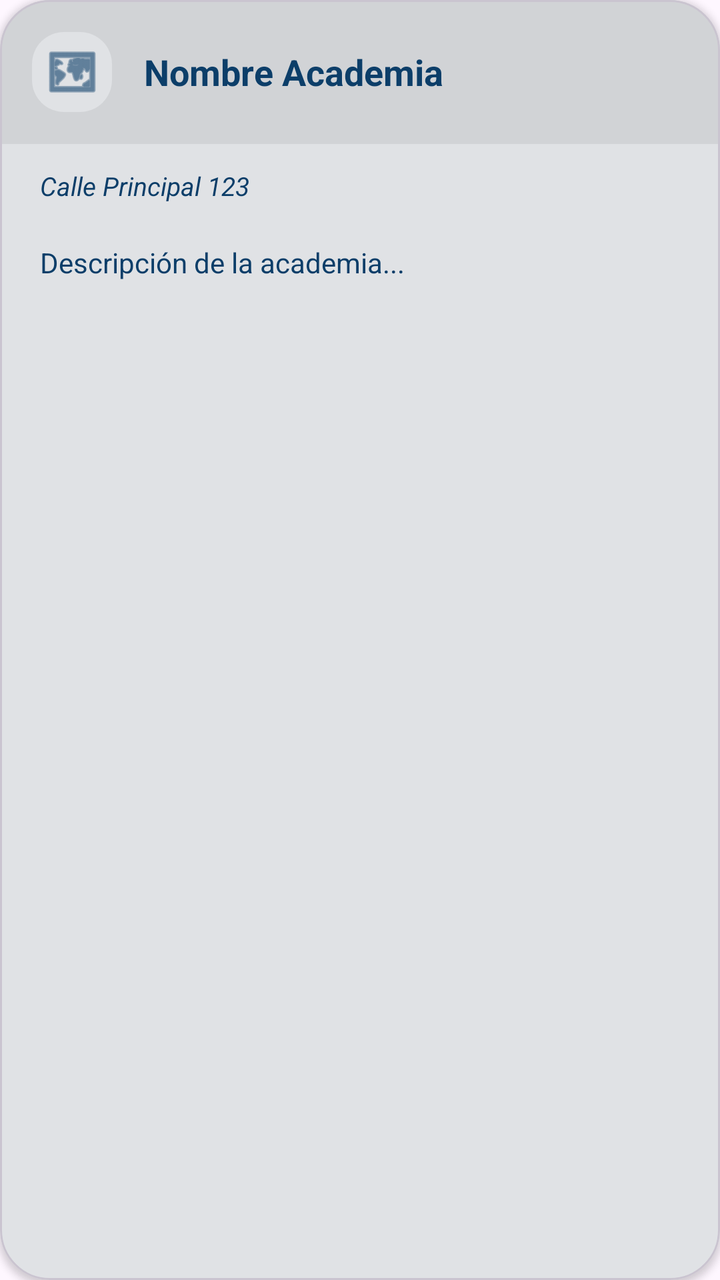
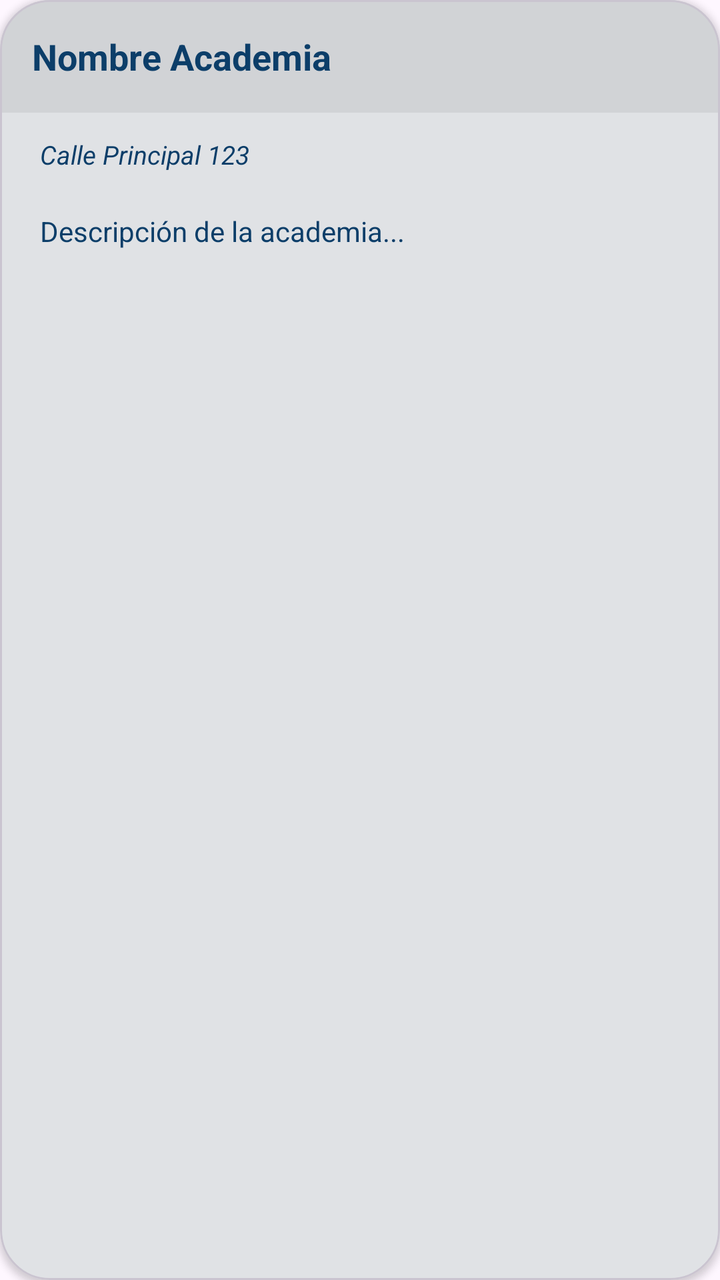

Before-and-after screenshots of an Android layout around one commit, followed by the original layout XML and the change that was made.
<!-- AndroidManifest.xml: application theme Theme.ProyectoFloppy -->
<!-- res/layout/item_academia.xml -->
<?xml version="1.0" encoding="utf-8"?>
<com.google.android.material.card.MaterialCardView
    xmlns:android="http://schemas.android.com/apk/res/android"
    xmlns:app="http://schemas.android.com/apk/res-auto"
    android:layout_width="match_parent"
    android:layout_height="wrap_content"
    android:layout_marginBottom="16dp"
    app:cardCornerRadius="25dp"
    app:cardElevation="2dp"
    app:cardBackgroundColor="#E0E2E5">

    <LinearLayout
        android:layout_width="match_parent"
        android:layout_height="wrap_content"
        android:orientation="vertical">

        <LinearLayout
            android:layout_width="match_parent"
            android:layout_height="wrap_content"
            android:background="#D1D3D6"
            android:padding="16dp"
            android:gravity="center_vertical">

            <ImageView
                android:layout_width="40dp"
                android:layout_height="40dp"
                android:src="@android:drawable/ic_menu_mapmode"
                android:background="@drawable/fondo_gris_redondeado"
                android:padding="6dp"
                app:tint="#0C3E69"/>

            <TextView
                android:id="@+id/tv_item_nombre"
                android:layout_width="wrap_content"
                android:layout_height="wrap_content"
                android:layout_marginStart="16dp"
                android:text="Nombre Academia"
                android:textColor="#0C3E69"
                android:textStyle="bold"
                android:textSize="18sp" />
        </LinearLayout>

        <TextView
            android:id="@+id/tv_item_direccion"
            android:layout_width="match_parent"
            android:layout_height="wrap_content"
            android:paddingStart="20dp"
            android:paddingEnd="20dp"
            android:paddingTop="12dp"
            android:text="Calle Principal 123"
            android:textColor="#0C3E69"
            android:textStyle="italic"
            android:textSize="13sp" />

        <TextView
            android:id="@+id/tv_item_descripcion"
            android:layout_width="match_parent"
            android:layout_height="wrap_content"
            android:padding="20dp"
            android:text="Descripción de la academia..."
            android:textColor="#0C3E69"
            android:textSize="14sp" />
    </LinearLayout>
</com.google.android.material.card.MaterialCardView>
<!-- resources referenced by this layout -->
<resources>
  <!-- drawable fondo_gris_redondeado (drawable) -->
  <?xml version="1.0" encoding="utf-8"?>
  <shape xmlns:android="http://schemas.android.com/apk/res/android">
      <solid android:color="#E0E2E5" />
      <corners android:radius="16dp" />
  </shape>
  <style name="Theme.ProyectoFloppy" parent="Base.Theme.ProyectoFloppy" />
  <style name="Base.Theme.ProyectoFloppy" parent="Theme.Material3.DayNight.NoActionBar">
          
          
      </style>
</resources>

<!-- the commit's change to res/layout/item_academia.xml (unified diff, before → after) -->
@@ -21,19 +21,10 @@
             android:padding="16dp"
             android:gravity="center_vertical">
 
-            <ImageView
-                android:layout_width="40dp"
-                android:layout_height="40dp"
-                android:src="@android:drawable/ic_menu_mapmode"
-                android:background="@drawable/fondo_gris_redondeado"
-                android:padding="6dp"
-                app:tint="#0C3E69"/>
-
             <TextView
                 android:id="@+id/tv_item_nombre"
                 android:layout_width="wrap_content"
                 android:layout_height="wrap_content"
-                android:layout_marginStart="16dp"
                 android:text="Nombre Academia"
                 android:textColor="#0C3E69"
                 android:textStyle="bold"
<!-- resource entries referenced after the edit -->
@@ -1,11 +1,5 @@
 <!-- resources referenced by this layout -->
 <resources>
-  <!-- drawable fondo_gris_redondeado (drawable) -->
-  <?xml version="1.0" encoding="utf-8"?>
-  <shape xmlns:android="http://schemas.android.com/apk/res/android">
-      <solid android:color="#E0E2E5" />
-      <corners android:radius="16dp" />
-  </shape>
   <style name="Theme.ProyectoFloppy" parent="Base.Theme.ProyectoFloppy" />
   <style name="Base.Theme.ProyectoFloppy" parent="Theme.Material3.DayNight.NoActionBar">
           
